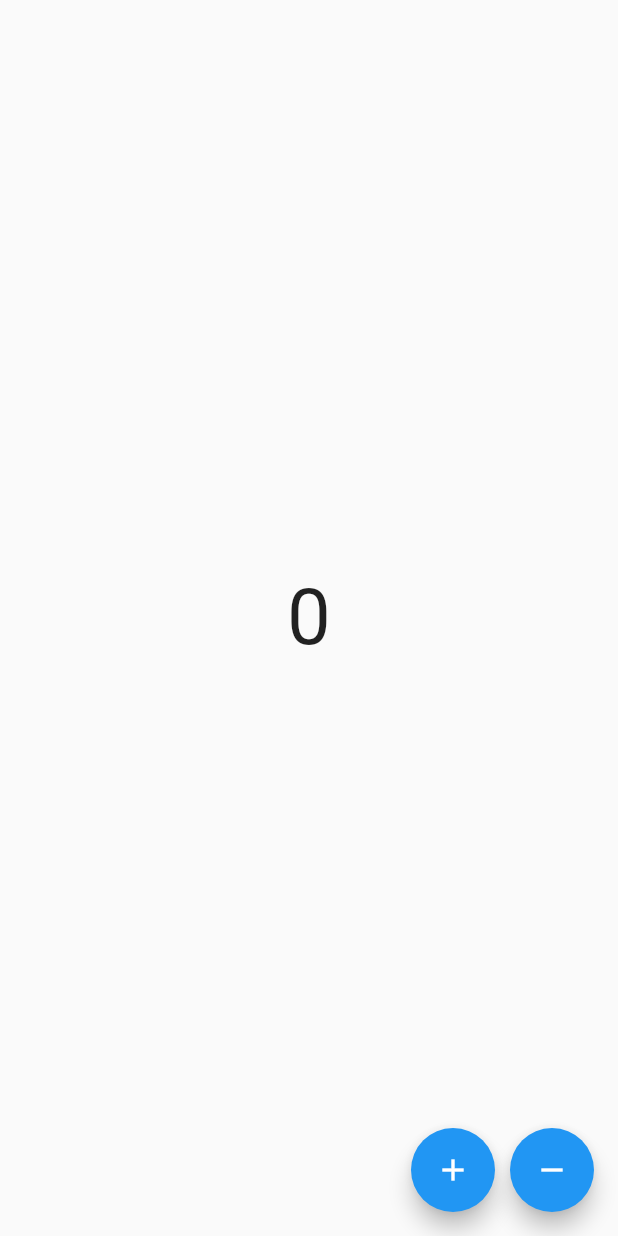
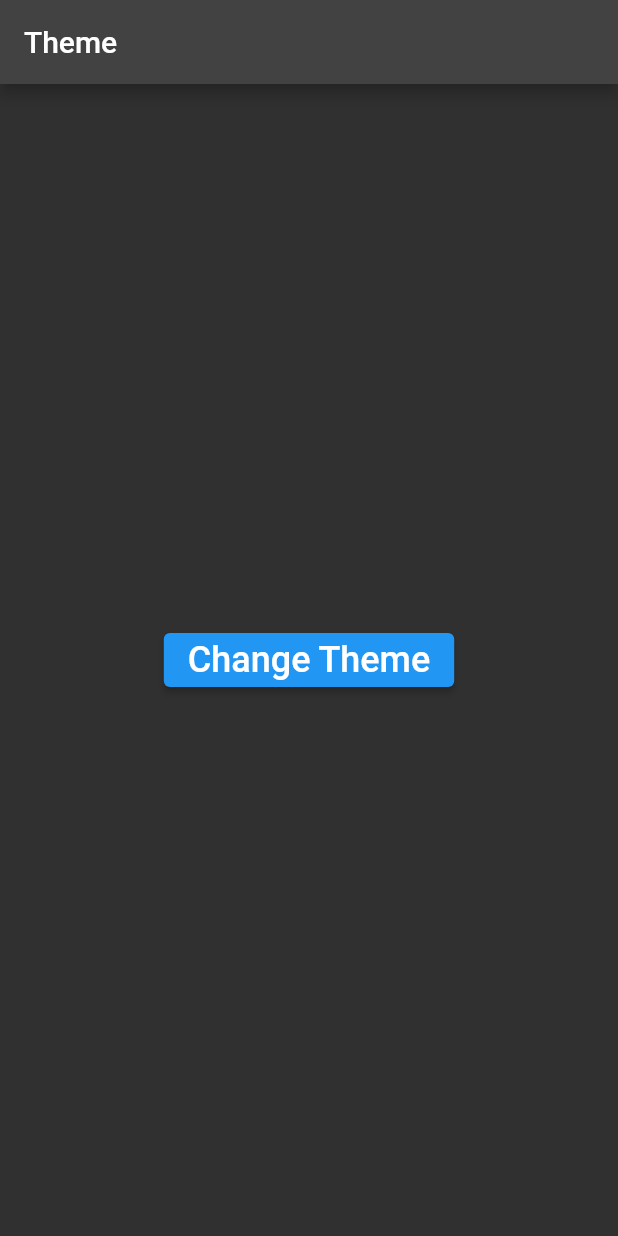
Before and after one commit to AlaaEddinAlbarghoth/sample_counter, a Flutter app: the screen it shows after launch, on a phone screen of 412 x 824 dp. Run offline on Flutter 3.47's test engine with Material 2 defaults, Android fonts, the phone set to English and light mode, and no system bars; our stand-ins replace bloc, equatable, flutter_bloc.

Commit message:
Theme Bloc

```diff
--- /dev/null
+++ b/lib/bloc/theme_bloc.dart
@@ -0,0 +1,17 @@
+import 'package:bloc/bloc.dart';
+import 'package:equatable/equatable.dart';
+
+part 'theme_event.dart';
+part 'theme_state.dart';
+
+class ThemeBloc extends Bloc<ThemeEvent, ThemeState> {
+  ThemeBloc() : super(ThemeState.initial()) {
+    on<ChangeThemeEvent>((event, emit) {
+      if (event.randInt % 2 == 0) {
+        emit(state.copyWith(appTheme: AppTheme.dark));
+      } else {
+        emit(state.copyWith(appTheme: AppTheme.light));
+      }
+    });
+  }
+}
--- /dev/null
+++ b/lib/bloc/theme_event.dart
@@ -0,0 +1,14 @@
+part of 'theme_bloc.dart';
+
+abstract class ThemeEvent extends Equatable {
+  const ThemeEvent();
+}
+
+class ChangeThemeEvent extends ThemeEvent {
+  final int randInt;
+
+  ChangeThemeEvent({required this.randInt});
+
+  @override
+  List<Object?> get props => [randInt];
+}
--- /dev/null
+++ b/lib/bloc/theme_state.dart
@@ -0,0 +1,20 @@
+part of 'theme_bloc.dart';
+
+enum AppTheme { light, dark }
+
+class ThemeState extends Equatable {
+  final AppTheme appTheme;
+
+  const ThemeState({this.appTheme = AppTheme.dark});
+
+  factory ThemeState.initial() {
+    return const ThemeState();
+  }
+
+  @override
+  List<Object> get props => [appTheme];
+
+  ThemeState copyWith({AppTheme? appTheme}) {
+    return ThemeState(appTheme: appTheme ?? this.appTheme);
+  }
+}
--- a/lib/main.dart
+++ b/lib/main.dart
@@ -1,4 +1,9 @@
+import 'package:flutter/foundation.dart';
 import 'package:flutter/material.dart';
+import 'package:flutter_bloc/flutter_bloc.dart';
+import 'dart:math';
+
+import 'package:sample_counter/bloc/theme_bloc.dart';
 
 void main() {
   runApp(const MyApp());
@@ -9,13 +14,20 @@ class MyApp extends StatelessWidget {
 
   @override
   Widget build(BuildContext context) {
-    return MaterialApp(
-      title: 'MyCounter Cubit',
-      debugShowCheckedModeBanner: false,
-      theme: ThemeData(
-        primarySwatch: Colors.blue,
+    return BlocProvider<ThemeBloc>(
+      create: (context) => ThemeBloc(),
+      child: BlocBuilder<ThemeBloc, ThemeState>(
+        builder: (context, state) {
+          return MaterialApp(
+            title: 'Event Payload',
+            debugShowCheckedModeBanner: false,
+            theme: state.appTheme == AppTheme.light
+                ? ThemeData.light()
+                : ThemeData.dark(),
+            home: const MyHomePage(),
+          );
+        },
       ),
-      home: const MyHomePage(),
     );
   }
 }
@@ -26,27 +38,23 @@ class MyHomePage extends StatelessWidget {
   @override
   Widget build(BuildContext context) {
     return Scaffold(
-      body: const Center(
-        child: Text(
-          '0',
-          style: TextStyle(fontSize: 52.0),
+      appBar: AppBar(
+        title: const Text('Theme'),
+      ),
+      body: Center(
+        child: ElevatedButton(
+          child: const Text(
+            'Change Theme',
+            style: TextStyle(fontSize: 24.0),
+          ),
+          onPressed: () {
+            final int randInt = Random().nextInt(10);
+            if (kDebugMode) {
+              print('randInt: $randInt');
+            }
+            context.read<ThemeBloc>().add(ChangeThemeEvent(randInt: randInt));
+          },
         ),
-      ),
-      floatingActionButton: Row(
-        mainAxisAlignment: MainAxisAlignment.end,
-        children: [
-          FloatingActionButton(
-            onPressed: () {},
-            heroTag: 'increment',
-            child: const Icon(Icons.add),
-          ),
-          const SizedBox(width: 10.0),
-          FloatingActionButton(
-            onPressed: () {},
-            heroTag: 'decrement',
-            child: const Icon(Icons.remove),
-          ),
-        ],
       ),
     );
   }
--- a/pubspec.yaml
+++ b/pubspec.yaml
@@ -15,6 +15,7 @@ dependencies:
   cupertino_icons: ^1.0.2
   bloc: ^8.0.3
   equatable: ^2.0.3
+  flutter_bloc: ^8.0.1
 
 dev_dependencies:
   flutter_test:
```
Also changed, not shown: pubspec.lock.
